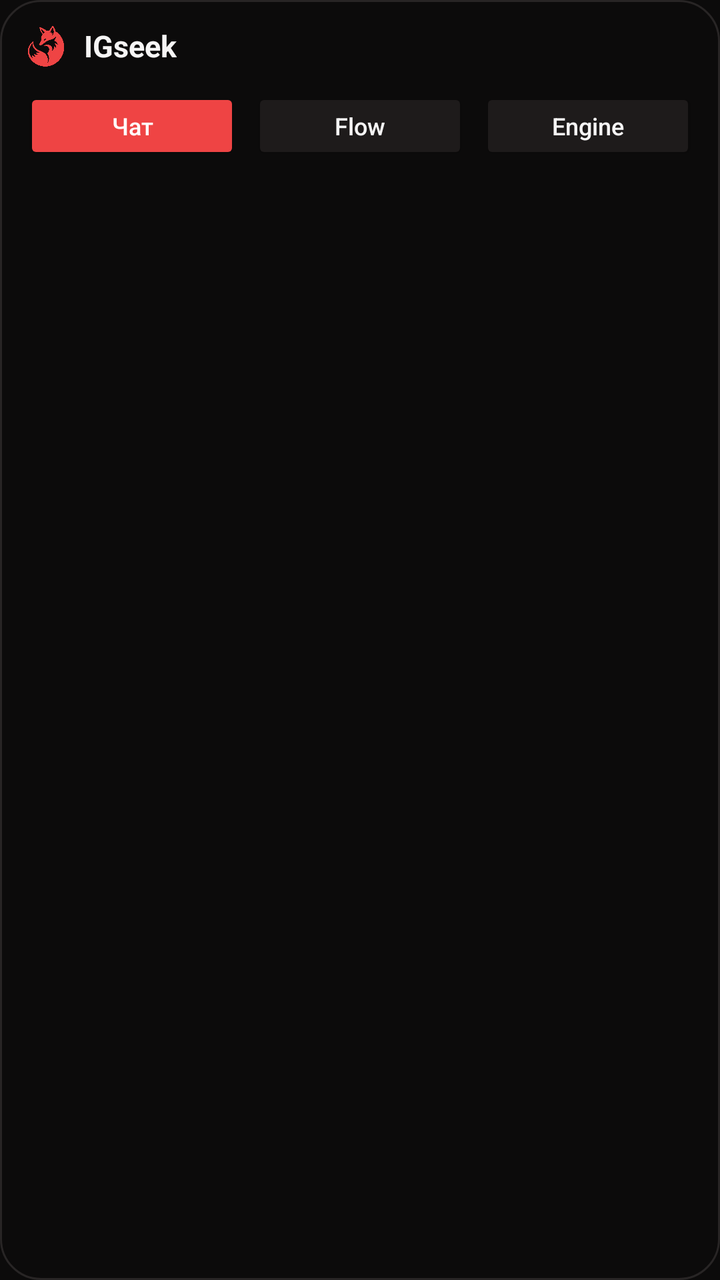
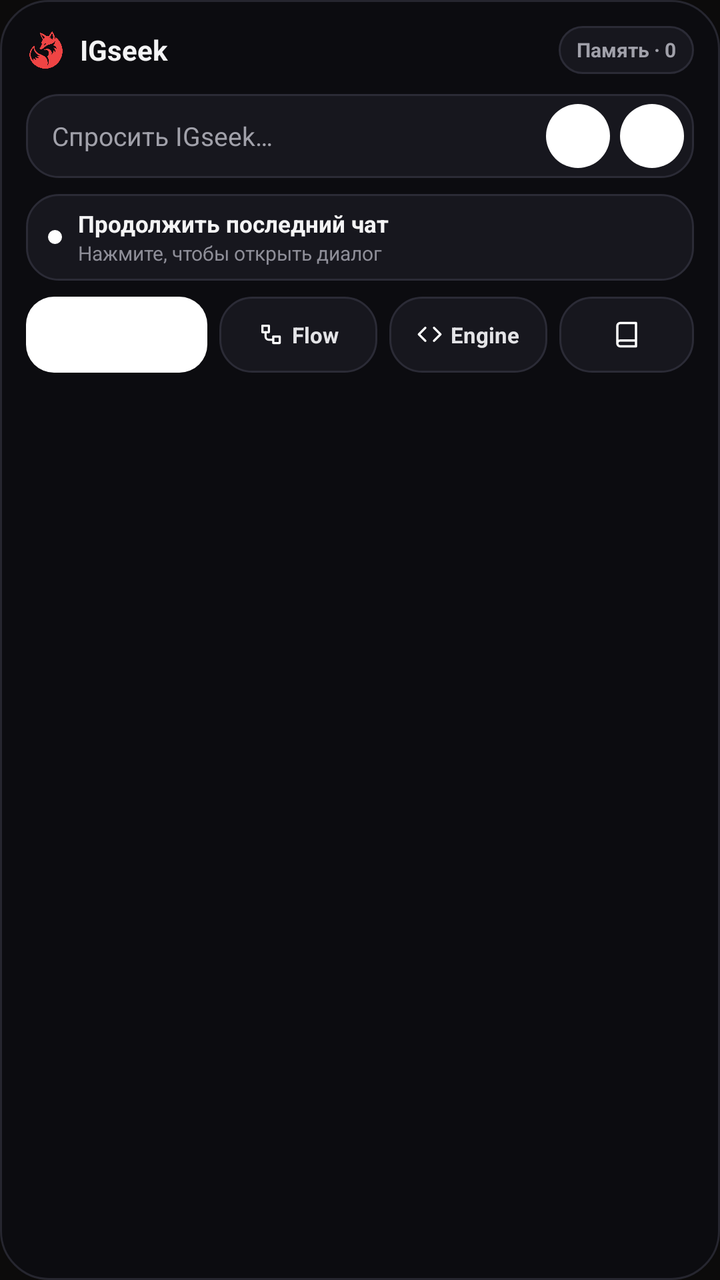

The first picture is an Android layout as it rendered before a commit; the second is the same layout after the commit. The layout source and the unified diff follow.
<!-- AndroidManifest.xml: application theme Theme.IGseek -->
<!-- res/layout/widget_igseek_quick.xml -->
<?xml version="1.0" encoding="utf-8"?>
<LinearLayout xmlns:android="http://schemas.android.com/apk/res/android"
    android:layout_width="match_parent"
    android:layout_height="match_parent"
    android:background="@drawable/widget_bg"
    android:orientation="vertical"
    android:padding="12dp">

    <LinearLayout
        android:layout_width="match_parent"
        android:layout_height="wrap_content"
        android:gravity="center_vertical"
        android:orientation="horizontal">

        <ImageView
            android:layout_width="22dp"
            android:layout_height="22dp"
            android:contentDescription="IGseek"
            android:src="@drawable/ic_igseek_fox" />

        <TextView
            android:layout_width="wrap_content"
            android:layout_height="wrap_content"
            android:layout_marginStart="8dp"
            android:text="IGseek"
            android:textColor="#F6F5F5"
            android:textSize="15sp"
            android:textStyle="bold" />
    </LinearLayout>

    <LinearLayout
        android:layout_width="match_parent"
        android:layout_height="wrap_content"
        android:layout_marginTop="10dp"
        android:orientation="horizontal">

        <Button
            android:id="@+id/widget_btn_chat"
            android:layout_width="0dp"
            android:layout_height="38dp"
            android:layout_marginEnd="6dp"
            android:layout_weight="1"
            android:backgroundTint="#EF4444"
            android:text="Чат"
            android:textAllCaps="false"
            android:textColor="#FFFFFF"
            android:textSize="12sp" />

        <Button
            android:id="@+id/widget_btn_flow"
            android:layout_width="0dp"
            android:layout_height="38dp"
            android:layout_marginEnd="6dp"
            android:layout_weight="1"
            android:backgroundTint="#1E1B1B"
            android:text="Flow"
            android:textAllCaps="false"
            android:textColor="#F6F5F5"
            android:textSize="12sp" />

        <Button
            android:id="@+id/widget_btn_library"
            android:layout_width="0dp"
            android:layout_height="38dp"
            android:layout_weight="1"
            android:backgroundTint="#1E1B1B"
            android:text="Engine"
            android:textAllCaps="false"
            android:textColor="#F6F5F5"
            android:textSize="12sp" />
    </LinearLayout>
</LinearLayout>
<!-- resources referenced by this layout -->
<resources>
  <!-- drawable widget_bg (drawable) -->
  <?xml version="1.0" encoding="utf-8"?>
  <shape xmlns:android="http://schemas.android.com/apk/res/android"
      android:shape="rectangle">
      <solid android:color="#0C0B0B" />
      <stroke android:width="1dp" android:color="#282525" />
      <corners android:radius="20dp" />
  </shape>
  <!-- unchanged entries left out for length: 2 -->
</resources>

<!-- the commit's change to res/layout/widget_igseek_quick.xml (unified diff, before → after) -->
@@ -1,11 +1,13 @@
 <?xml version="1.0" encoding="utf-8"?>
 <LinearLayout xmlns:android="http://schemas.android.com/apk/res/android"
+    android:id="@+id/widget_root"
     android:layout_width="match_parent"
     android:layout_height="match_parent"
-    android:background="@drawable/widget_bg"
+    android:background="@drawable/widget_card_dark"
     android:orientation="vertical"
-    android:padding="12dp">
-
+    android:padding="13dp">
+
+    
     <LinearLayout
         android:layout_width="match_parent"
         android:layout_height="wrap_content"
@@ -13,60 +15,299 @@
         android:orientation="horizontal">
 
         <ImageView
-            android:layout_width="22dp"
-            android:layout_height="22dp"
+            android:id="@+id/widget_logo"
+            android:layout_width="20dp"
+            android:layout_height="20dp"
             android:contentDescription="IGseek"
             android:src="@drawable/ic_igseek_fox" />
 
         <TextView
+            android:id="@+id/widget_title"
+            android:layout_width="0dp"
+            android:layout_height="wrap_content"
+            android:layout_marginStart="7dp"
+            android:layout_weight="1"
+            android:ellipsize="end"
+            android:maxLines="1"
+            android:text="IGseek"
+            android:textColor="#F4F4F5"
+            android:textSize="14sp"
+            android:textStyle="bold" />
+
+        
+        <LinearLayout
+            android:id="@+id/widget_status_pill"
             android:layout_width="wrap_content"
+            android:layout_height="24dp"
+            android:background="@drawable/widget_surface_dark"
+            android:gravity="center_vertical"
+            android:orientation="horizontal"
+            android:paddingStart="9dp"
+            android:paddingEnd="9dp">
+
+            <TextView
+                android:id="@+id/widget_status_text"
+                android:layout_width="wrap_content"
+                android:layout_height="wrap_content"
+                android:maxLines="1"
+                android:text="Память · 0"
+                android:textColor="#A1A1AA"
+                android:textSize="10sp"
+                android:textStyle="bold" />
+        </LinearLayout>
+    </LinearLayout>
+
+    
+    <LinearLayout
+        android:id="@+id/widget_ask_bar"
+        android:layout_width="match_parent"
+        android:layout_height="42dp"
+        android:layout_marginTop="10dp"
+        android:background="@drawable/widget_surface_dark"
+        android:gravity="center_vertical"
+        android:orientation="horizontal"
+        android:paddingStart="13dp"
+        android:paddingEnd="5dp">
+
+        <TextView
+            android:id="@+id/widget_ask_prompt"
+            android:layout_width="0dp"
+            android:layout_height="match_parent"
+            android:layout_weight="1"
+            android:ellipsize="end"
+            android:gravity="center_vertical"
+            android:maxLines="1"
+            android:text="Спросить IGseek…"
+            android:textColor="#A1A1AA"
+            android:textSize="13sp" />
+
+        
+        <FrameLayout
+            android:id="@+id/widget_btn_voice"
+            android:layout_width="32dp"
+            android:layout_height="32dp"
+            android:layout_marginEnd="5dp">
+
+            <ImageView
+                android:id="@+id/widget_voice_bg"
+                android:layout_width="match_parent"
+                android:layout_height="match_parent"
+                android:contentDescription="Voice"
+                android:src="@drawable/widget_pill_mask" />
+
+            <ImageView
+                android:id="@+id/widget_voice_icon"
+                android:layout_width="15dp"
+                android:layout_height="15dp"
+                android:layout_gravity="center"
+                android:contentDescription="Voice"
+                android:src="@drawable/ic_widget_mic" />
+        </FrameLayout>
+
+        
+        <FrameLayout
+            android:id="@+id/widget_btn_image"
+            android:layout_width="32dp"
+            android:layout_height="32dp">
+
+            <ImageView
+                android:id="@+id/widget_image_bg"
+                android:layout_width="match_parent"
+                android:layout_height="match_parent"
+                android:contentDescription="Photo AI"
+                android:src="@drawable/widget_pill_mask" />
+
+            <ImageView
+                android:id="@+id/widget_image_icon"
+                android:layout_width="15dp"
+                android:layout_height="15dp"
+                android:layout_gravity="center"
+                android:contentDescription="Photo AI"
+                android:src="@drawable/ic_widget_spark" />
+        </FrameLayout>
+    </LinearLayout>
+
+    
+    <LinearLayout
+        android:id="@+id/widget_recent_card"
+        android:layout_width="match_parent"
+        android:layout_height="wrap_content"
+        android:layout_marginTop="8dp"
+        android:background="@drawable/widget_surface_dark"
+        android:gravity="center_vertical"
+        android:orientation="horizontal"
+        android:paddingStart="11dp"
+        android:paddingTop="7dp"
+        android:paddingEnd="11dp"
+        android:paddingBottom="7dp">
+
+        <ImageView
+            android:id="@+id/widget_recent_dot"
+            android:layout_width="7dp"
+            android:layout_height="7dp"
+            android:contentDescription="Recent"
+            android:src="@drawable/widget_pill_mask" />
+
+        <LinearLayout
+            android:layout_width="0dp"
             android:layout_height="wrap_content"
             android:layout_marginStart="8dp"
-            android:text="IGseek"
-            android:textColor="#F6F5F5"
-            android:textSize="15sp"
-            android:textStyle="bold" />
+            android:layout_weight="1"
+            android:orientation="vertical">
+
+            <TextView
+                android:id="@+id/widget_recent_title"
+                android:layout_width="match_parent"
+                android:layout_height="wrap_content"
+                android:ellipsize="end"
+                android:maxLines="1"
+                android:text="Продолжить последний чат"
+                android:textColor="#F4F4F5"
+                android:textSize="11.5sp"
+                android:textStyle="bold" />
+
+            <TextView
+                android:id="@+id/widget_recent_subtitle"
+                android:layout_width="match_parent"
+                android:layout_height="wrap_content"
+                android:ellipsize="end"
+                android:maxLines="1"
+                android:text="Нажмите, чтобы открыть диалог"
+                android:textColor="#8E8E98"
+                android:textSize="10sp" />
+        </LinearLayout>
     </LinearLayout>
 
+    
     <LinearLayout
         android:layout_width="match_parent"
-        android:layout_height="wrap_content"
-        android:layout_marginTop="10dp"
+        android:layout_height="38dp"
+        android:layout_marginTop="8dp"
         android:orientation="horizontal">
 
-        <Button
+        
+        <FrameLayout
             android:id="@+id/widget_btn_chat"
             android:layout_width="0dp"
-            android:layout_height="38dp"
+            android:layout_height="match_parent"
             android:layout_marginEnd="6dp"
-            android:layout_weight="1"
-            android:backgroundTint="#EF4444"
-            android:text="Чат"
-            android:textAllCaps="false"
-            android:textColor="#FFFFFF"
-            android:textSize="12sp" />
-
-        <Button
+            android:layout_weight="1.15">
+
+            <ImageView
+                android:id="@+id/widget_chat_bg"
+                android:layout_width="match_parent"
+                android:layout_height="match_parent"
+                android:contentDescription="Chat"
+                android:src="@drawable/widget_tile_mask" />
+
+            <LinearLayout
+                android:layout_width="match_parent"
+                android:layout_height="match_parent"
+                android:gravity="center"
+                android:orientation="horizontal"
+                android:paddingStart="6dp"
+                android:paddingEnd="6dp">
+
+                <ImageView
+                    android:id="@+id/widget_chat_icon"
+                    android:layout_width="13dp"
+                    android:layout_height="13dp"
+                    android:contentDescription="Chat"
+                    android:src="@drawable/ic_widget_chat" />
+
+                <TextView
+                    android:id="@+id/widget_chat_label"
+                    android:layout_width="wrap_content"
+                    android:layout_height="wrap_content"
+                    android:layout_marginStart="5dp"
+                    android:maxLines="1"
+                    android:text="Чат"
+                    android:textColor="#FFFFFF"
+                    android:textSize="11sp"
+                    android:textStyle="bold" />
+            </LinearLayout>
+        </FrameLayout>
+
+        
+        <LinearLayout
             android:id="@+id/widget_btn_flow"
             android:layout_width="0dp"
-            android:layout_height="38dp"
+            android:layout_height="match_parent"
             android:layout_marginEnd="6dp"
             android:layout_weight="1"
-            android:backgroundTint="#1E1B1B"
-            android:text="Flow"
-            android:textAllCaps="false"
-            android:textColor="#F6F5F5"
-            android:textSize="12sp" />
-
-        <Button
+            android:background="@drawable/widget_surface_dark"
+            android:gravity="center"
+            android:orientation="horizontal"
+            android:paddingStart="4dp"
+            android:paddingEnd="4dp">
+
+            <ImageView
+                android:id="@+id/widget_flow_icon"
+                android:layout_width="13dp"
+                android:layout_height="13dp"
+                android:contentDescription="Flow"
+                android:src="@drawable/ic_widget_flow" />
+
+            <TextView
+                android:id="@+id/widget_flow_label"
+                android:layout_width="wrap_content"
+                android:layout_height="wrap_content"
+                android:layout_marginStart="4dp"
+                android:maxLines="1"
+                android:text="Flow"
+                android:textColor="#E4E4E7"
+                android:textSize="11sp"
+                android:textStyle="bold" />
+        </LinearLayout>
+
+        
+        <LinearLayout
+            android:id="@+id/widget_btn_engine"
+            android:layout_width="0dp"
+            android:layout_height="match_parent"
+            android:layout_marginEnd="6dp"
+            android:layout_weight="1"
+            android:background="@drawable/widget_surface_dark"
+            android:gravity="center"
+            android:orientation="horizontal"
+            android:paddingStart="4dp"
+            android:paddingEnd="4dp">
+
+            <ImageView
+                android:id="@+id/widget_engine_icon"
+                android:layout_width="13dp"
+                android:layout_height="13dp"
+                android:contentDescription="Engine"
+                android:src="@drawable/ic_widget_engine" />
+
+            <TextView
+                android:id="@+id/widget_engine_label"
+                android:layout_width="wrap_content"
+                android:layout_height="wrap_content"
+                android:layout_marginStart="4dp"
+                android:maxLines="1"
+                android:text="Engine"
+                android:textColor="#E4E4E7"
+                android:textSize="11sp"
+                android:textStyle="bold" />
+        </LinearLayout>
+
+        
+        <LinearLayout
             android:id="@+id/widget_btn_library"
             android:layout_width="0dp"
-            android:layout_height="38dp"
-            android:layout_weight="1"
-            android:backgroundTint="#1E1B1B"
-            android:text="Engine"
-            android:textAllCaps="false"
-            android:textColor="#F6F5F5"
-            android:textSize="12sp" />
+            android:layout_height="match_parent"
+            android:layout_weight="0.85"
+            android:background="@drawable/widget_surface_dark"
+            android:gravity="center"
+            android:orientation="horizontal">
+
+            <ImageView
+                android:id="@+id/widget_library_icon"
+                android:layout_width="14dp"
+                android:layout_height="14dp"
+                android:contentDescription="Library"
+                android:src="@drawable/ic_widget_library" />
+        </LinearLayout>
     </LinearLayout>
 </LinearLayout>
<!-- resource entries referenced after the edit -->
@@ -1,12 +1,140 @@
 <!-- resources referenced by this layout -->
 <resources>
-  <!-- drawable widget_bg (drawable) -->
+  <!-- drawable ic_widget_chat (drawable) -->
+  <?xml version="1.0" encoding="utf-8"?>
+  <vector xmlns:android="http://schemas.android.com/apk/res/android"
+      android:width="24dp"
+      android:height="24dp"
+      android:viewportWidth="24"
+      android:viewportHeight="24">
+      <path
+          android:pathData="M21,15a2,2 0,0 1,-2 2H7l-4,4V5a2,2 0,0 1,2 -2h14a2,2 0,0 1,2 2z"
+          android:strokeWidth="2"
+          android:strokeColor="#FFFFFF"
+          android:strokeLineCap="round"
+          android:strokeLineJoin="round" />
+  </vector>
+  <!-- drawable ic_widget_engine (drawable) -->
+  <?xml version="1.0" encoding="utf-8"?>
+  <vector xmlns:android="http://schemas.android.com/apk/res/android"
+      android:width="24dp"
+      android:height="24dp"
+      android:viewportWidth="24"
+      android:viewportHeight="24">
+      <path
+          android:pathData="M16,18l6,-6l-6,-6M8,6l-6,6l6,6"
+          android:strokeWidth="2"
+          android:strokeColor="#FFFFFF"
+          android:strokeLineCap="round"
+          android:strokeLineJoin="round" />
+  </vector>
+  <!-- drawable ic_widget_flow (drawable) -->
+  <?xml version="1.0" encoding="utf-8"?>
+  <vector xmlns:android="http://schemas.android.com/apk/res/android"
+      android:width="24dp"
+      android:height="24dp"
+      android:viewportWidth="24"
+      android:viewportHeight="24">
+      <path
+          android:pathData="M4,4h6v6H4zM14,14h6v6h-6z"
+          android:strokeWidth="2"
+          android:strokeColor="#FFFFFF"
+          android:strokeLineCap="round"
+          android:strokeLineJoin="round" />
+      <path
+          android:pathData="M7,10v4a3,3 0,0 0,3 3h4"
+          android:strokeWidth="2"
+          android:strokeColor="#FFFFFF"
+          android:strokeLineCap="round"
+          android:strokeLineJoin="round" />
+  </vector>
+  <!-- drawable ic_widget_library (drawable) -->
+  <?xml version="1.0" encoding="utf-8"?>
+  <vector xmlns:android="http://schemas.android.com/apk/res/android"
+      android:width="24dp"
+      android:height="24dp"
+      android:viewportWidth="24"
+      android:viewportHeight="24">
+      <path
+          android:pathData="M4,19.5v-15A2.5,2.5 0,0 1,6.5 2H20v20H6.5a2.5,2.5 0,0 1,0 -5H20"
+          android:strokeWidth="2"
+          android:strokeColor="#FFFFFF"
+          android:strokeLineCap="round"
+          android:strokeLineJoin="round" />
+  </vector>
+  <!-- drawable ic_widget_mic (drawable) -->
+  <?xml version="1.0" encoding="utf-8"?>
+  <vector xmlns:android="http://schemas.android.com/apk/res/android"
+      android:width="24dp"
+      android:height="24dp"
+      android:viewportWidth="24"
+      android:viewportHeight="24">
+      <path
+          android:pathData="M12,2a3,3 0,0 0,-3 3v7a3,3 0,0 0,6 0V5a3,3 0,0 0,-3 -3Z"
+          android:strokeWidth="2"
+          android:strokeColor="#FFFFFF"
+          android:strokeLineCap="round"
+          android:strokeLineJoin="round" />
+      <path
+          android:pathData="M19,10v2a7,7 0,0 1,-14 0v-2"
+          android:strokeWidth="2"
+          android:strokeColor="#FFFFFF"
+          android:strokeLineCap="round"
+          android:strokeLineJoin="round" />
+      <path
+          android:pathData="M12,19v3"
+          android:strokeWidth="2"
+          android:strokeColor="#FFFFFF"
+          android:strokeLineCap="round" />
+  </vector>
+  <!-- drawable ic_widget_spark (drawable) -->
+  <?xml version="1.0" encoding="utf-8"?>
+  <vector xmlns:android="http://schemas.android.com/apk/res/android"
+      android:width="24dp"
+      android:height="24dp"
+      android:viewportWidth="24"
+      android:viewportHeight="24">
+      <path
+          android:pathData="M12,3l1.9,5.1L19,10l-5.1,1.9L12,17l-1.9,-5.1L5,10l5.1,-1.9L12,3Z"
+          android:strokeWidth="2"
+          android:strokeColor="#FFFFFF"
+          android:strokeLineCap="round"
+          android:strokeLineJoin="round" />
+      <path
+          android:pathData="M19,3v4M17,5h4"
+          android:strokeWidth="2"
+          android:strokeColor="#FFFFFF"
+          android:strokeLineCap="round" />
+  </vector>
+  <!-- drawable widget_card_dark (drawable) -->
   <?xml version="1.0" encoding="utf-8"?>
   <shape xmlns:android="http://schemas.android.com/apk/res/android"
       android:shape="rectangle">
-      <solid android:color="#0C0B0B" />
-      <stroke android:width="1dp" android:color="#282525" />
-      <corners android:radius="20dp" />
+      <solid android:color="#0C0C10" />
+      <stroke android:width="1dp" android:color="#26262F" />
+      <corners android:radius="24dp" />
+  </shape>
+  <!-- drawable widget_pill_mask (drawable) -->
+  <?xml version="1.0" encoding="utf-8"?>
+  <shape xmlns:android="http://schemas.android.com/apk/res/android"
+      android:shape="rectangle">
+      <solid android:color="#FFFFFF" />
+      <corners android:radius="999dp" />
+  </shape>
+  <!-- drawable widget_surface_dark (drawable) -->
+  <?xml version="1.0" encoding="utf-8"?>
+  <shape xmlns:android="http://schemas.android.com/apk/res/android"
+      android:shape="rectangle">
+      <solid android:color="#17171E" />
+      <stroke android:width="1dp" android:color="#2B2B36" />
+      <corners android:radius="16dp" />
+  </shape>
+  <!-- drawable widget_tile_mask (drawable) -->
+  <?xml version="1.0" encoding="utf-8"?>
+  <shape xmlns:android="http://schemas.android.com/apk/res/android"
+      android:shape="rectangle">
+      <solid android:color="#FFFFFF" />
+      <corners android:radius="14dp" />
   </shape>
   <!-- unchanged entries left out for length: 2 -->
 </resources>
